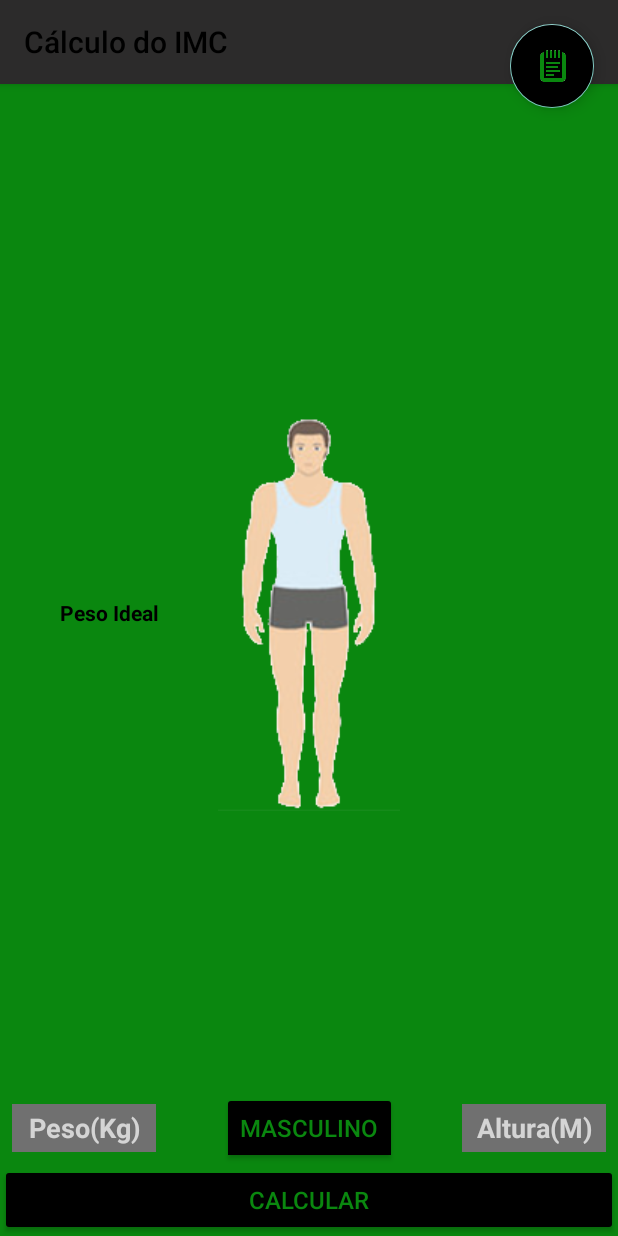
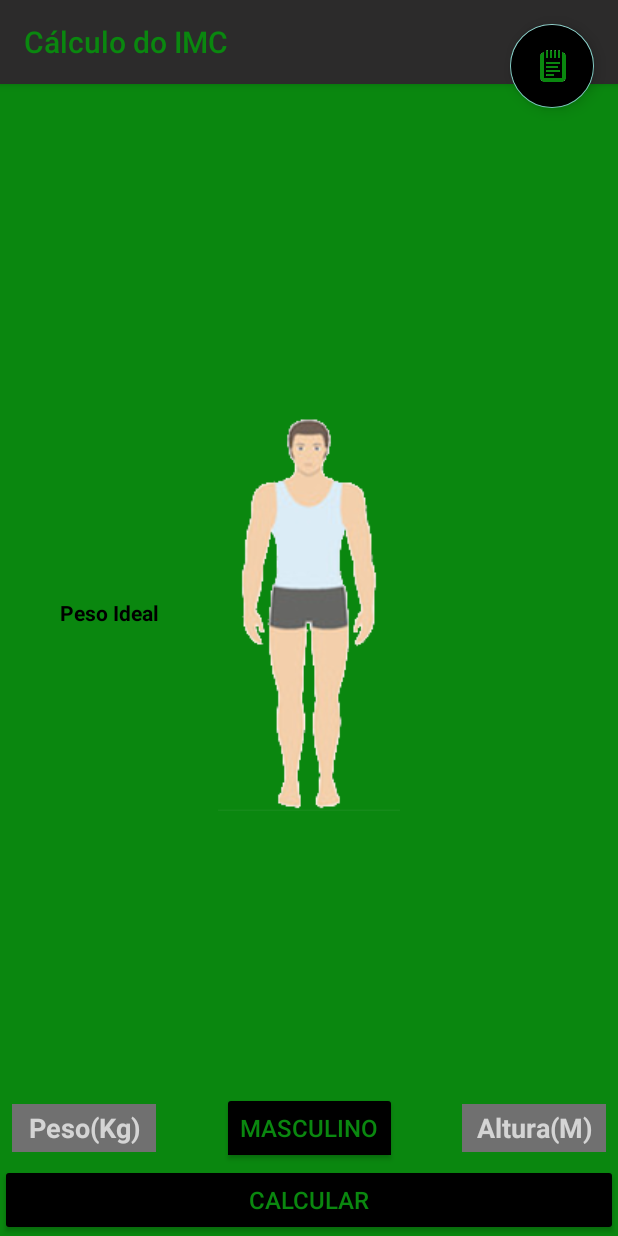
Before and after one commit to brsan7/IMC_kotlin_OLD, an Android app: the screen it shows after launch (MainActivity), after a tap on "CALCULAR", on a phone screen of 412 x 824 dp. Run offline under Robolectric (Android 15) with nearby library versions, the phone set to English and light mode, and no system bars; 3 other taps on this screen came first.

Commit message:
corrigido o contraste do titulo na toolbar e corrigido o formato de registro e persistência do peso e altura

```diff
--- a/IMC/app/src/main/java/com/brsan7/imc/MainActivity.kt
+++ b/IMC/app/src/main/java/com/brsan7/imc/MainActivity.kt
@@ -18,13 +18,13 @@ class MainActivity : BaseActivity() {
     override fun onCreate(savedInstanceState: Bundle?) {
         super.onCreate(savedInstanceState)
         setContentView(layout.activity_main)
-        setupToolBar(toolBar, getString(string.mainTitulo),false)
+        setupToolBar(toolBar, getString(string.mainTitulo), false)
         setListeners()
         setUltimoRegistro()
     }
 
     private fun setUltimoRegistro(){
-        var lista = HistoricoApplication.instance.helperDB?.buscarContatos("",false)
+        var lista = HistoricoApplication.instance.helperDB?.buscarContatos("", false)
         var itemHist = lista?.let { lista.getOrNull(it.lastIndex) } ?: return
         etPeso.setText(itemHist.peso)
         etAltura.setText(itemHist.altura)
@@ -51,14 +51,14 @@ class MainActivity : BaseActivity() {
     }
 
     private fun onClickAdd(){
-        val intent = Intent(this,HistoricoActivity::class.java)
+        val intent = Intent(this, HistoricoActivity::class.java)
         startActivity(intent)
     }
 
     private fun calcularImc(pesoIn: String, alturaIn: String){
-        val peso = pesoIn.toFloatOrNull()
-        val altura = alturaIn.toFloatOrNull()
-        var formatar = DecimalFormat(".##")
+        var peso = pesoIn.toFloatOrNull()
+        var altura = alturaIn.toFloatOrNull()
+        var formatar = DecimalFormat("0.##")
 
         if (peso!=null && altura!=null) {
             val imc = peso / (altura * altura)
@@ -127,11 +127,11 @@ class MainActivity : BaseActivity() {
         val date = Calendar.getInstance().time
         var dateTimeFormat = SimpleDateFormat("dd/MM/yyyy_HH:mm:ss", Locale.getDefault())
         val itemHist = HistoricoVO(
-            data = dateTimeFormat.format(date),
-            peso = formatar.format(peso),
-            altura = formatar.format(altura),
-            genero = seletorGen.text.toString(),
-            observacao = ""
+                data = dateTimeFormat.format(date),
+                peso = pesoIn,
+                altura = alturaIn,
+                genero = seletorGen.text.toString(),
+                observacao = ""
         )
         pbMain.visibility = View.VISIBLE
         Thread(Runnable {
--- a/IMC/app/src/main/res/layout/activity_historico.xml
+++ b/IMC/app/src/main/res/layout/activity_historico.xml
@@ -11,7 +11,8 @@
     android:orientation="vertical">
     <androidx.appcompat.widget.Toolbar
         android:id="@+id/toolBar"
-        app:titleTextColor="@color/black"
+        app:titleTextColor="@color/verde"
+        android:textStyle="bold"
         android:background="#2C2B2B"
         android:elevation="4dp"
         android:layout_width="match_parent"
--- a/IMC/app/src/main/res/layout/activity_historico_edit.xml
+++ b/IMC/app/src/main/res/layout/activity_historico_edit.xml
@@ -11,7 +11,8 @@
     android:orientation="vertical">
     <androidx.appcompat.widget.Toolbar
         android:id="@+id/toolBar"
-        app:titleTextColor="@color/black"
+        app:titleTextColor="@color/verde"
+        android:textStyle="bold"
         android:background="#2C2B2B"
         android:elevation="4dp"
         android:layout_width="match_parent"
--- a/IMC/app/src/main/res/layout/activity_main.xml
+++ b/IMC/app/src/main/res/layout/activity_main.xml
@@ -14,7 +14,7 @@
         tools:context=".MainActivity">
         <androidx.appcompat.widget.Toolbar
             android:id="@+id/toolBar"
-            app:titleTextColor="@color/black"
+            app:titleTextColor="@color/verde"
             android:textStyle="bold"
             android:background="#2C2B2B"
             android:elevation="4dp"
```
